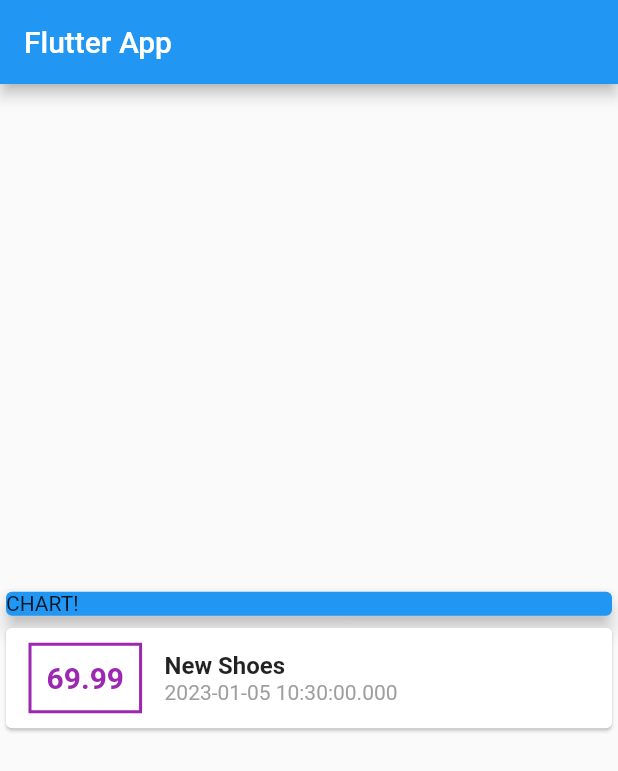
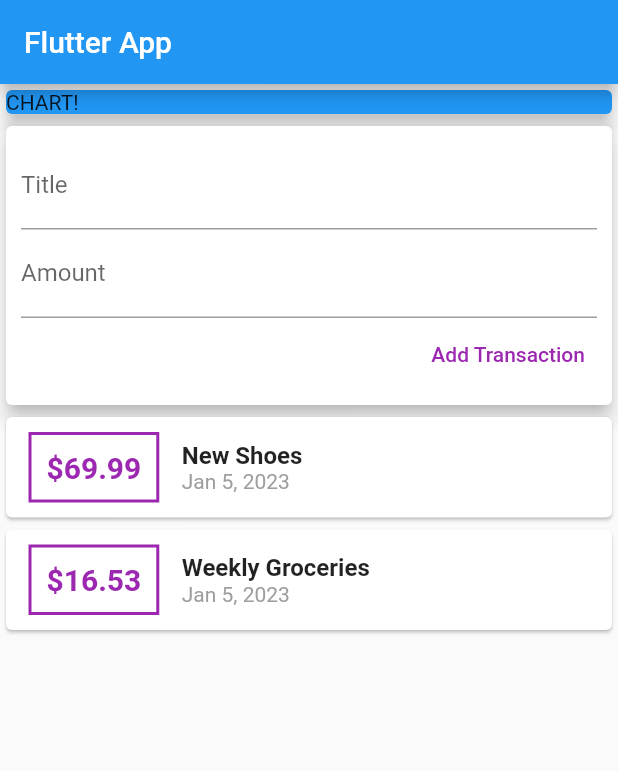
Before and after one commit to akakiev/personal-expenses-app, a Flutter app: the screen it shows after launch, on a phone screen of 412 x 824 dp. Shown: the top 771 px of the screen. Run offline on Flutter 3.47's test engine with Material 2 defaults, Android fonts, the phone set to English and light mode, and no system bars.

Commit message:
configured models and widgets folders, added text input widgets, added fetching user input functionality, splitted the app into widgets, added user transactions to the List.

```diff
--- a/lib/main.dart
+++ b/lib/main.dart
@@ -1,5 +1,5 @@
 import 'package:flutter/material.dart';
-import './transaction.dart';
+import './widgets/user_transactions.dart';
 
 void main() {
   runApp(const MyApp());
@@ -18,11 +18,9 @@ class MyApp extends StatelessWidget {
 }
 
 class MyHomePage extends StatelessWidget {
-  final List<Transaction> transactions = [
-    Transaction(
-        id: 't1', title: 'New Shoes', amount: 69.99, date: DateTime.now()),
-  ];
-
+  // final List<Transaction> transactions = [];
+  // String titleInput = '';
+  // String amountInput = '';
   @override
   Widget build(BuildContext context) {
     return Scaffold(
@@ -30,7 +28,7 @@ class MyHomePage extends StatelessWidget {
         title: Text('Flutter App'),
       ),
       body: Column(
-        mainAxisAlignment: MainAxisAlignment.center,
+        //mainAxisAlignment: MainAxisAlignment.start,
         crossAxisAlignment: CrossAxisAlignment.center,
         children: <Widget>[
           Container(
@@ -41,53 +39,7 @@ class MyHomePage extends StatelessWidget {
               elevation: 5,
             ),
           ),
-          Column(
-            children: transactions.map((tx) {
-              return Card(
-                child: Row(children: <Widget>[
-                  Container(
-                    margin: EdgeInsets.symmetric(
-                      vertical: 10,
-                      horizontal: 15,
-                    ),
-                    decoration: BoxDecoration(
-                      border: Border.all(
-                        color: Colors.purple,
-                        width: 2,
-                      ),
-                    ),
-                    padding: EdgeInsets.all(10),
-                    child: Text(
-                      tx.amount.toString(),
-                      style: TextStyle(
-                        fontWeight: FontWeight.bold,
-                        fontSize: 20,
-                        color: Colors.purple,
-                      ),
-                    ),
-                  ),
-                  Column(
-                    crossAxisAlignment: CrossAxisAlignment.start,
-                    children: <Widget>[
-                      Text(
-                        tx.title,
-                        style: TextStyle(
-                          fontWeight: FontWeight.bold,
-                          fontSize: 16,
-                        ),
-                      ),
-                      Text(
-                        tx.date.toString(),
-                        style: TextStyle(
-                          color: Colors.grey,
-                        ),
-                      ),
-                    ],
-                  ),
-                ]),
-              );
-            }).toList(),
-          ),
+          UserTransactions()
         ],
       ),
     );
--- /dev/null
+++ b/lib/widgets/new_transaction.dart
@@ -0,0 +1,46 @@
+import 'package:flutter/material.dart';
+import '../widgets/transaction_list.dart';
+
+class NewTransaction extends StatelessWidget {
+  final Function addTx;
+  final titleController = TextEditingController();
+  final amountController = TextEditingController();
+
+  NewTransaction(this.addTx);
+
+  @override
+  Widget build(BuildContext context) {
+    return Card(
+      elevation: 5,
+      child: Container(
+        padding: EdgeInsets.all(10),
+        child: Column(
+            crossAxisAlignment: CrossAxisAlignment.end,
+            children: <Widget>[
+              TextField(
+                decoration: InputDecoration(labelText: 'Title'),
+                controller: titleController,
+                // onChanged: (val) => titleInput = val,
+              ),
+              TextField(
+                decoration: InputDecoration(labelText: 'Amount'),
+                controller: amountController,
+                //  onChanged: (val) => amountInput = val,
+              ),
+              TextButton(
+                child: Text('Add Transaction'),
+                style: TextButton.styleFrom(
+                  primary: Colors.purple,
+                ),
+                onPressed: () {
+                  addTx(
+                    titleController.text,
+                    double.parse(amountController.text),
+                  );
+                },
+              ),
+            ]),
+      ),
+    );
+  }
+}
--- /dev/null
+++ b/lib/widgets/transaction_list.dart
@@ -0,0 +1,59 @@
+import 'package:flutter/material.dart';
+import '../models/transaction.dart';
+import 'package:intl/intl.dart';
+
+class TransactionList extends StatelessWidget {
+  final List<Transaction> transactions;
+  TransactionList(this.transactions);
+
+  @override
+  Widget build(BuildContext context) {
+    return Column(
+      children: transactions.map((tx) {
+        return Card(
+          child: Row(children: <Widget>[
+            Container(
+              margin: EdgeInsets.symmetric(
+                vertical: 10,
+                horizontal: 15,
+              ),
+              decoration: BoxDecoration(
+                border: Border.all(
+                  color: Colors.purple,
+                  width: 2,
+                ),
+              ),
+              padding: EdgeInsets.all(10),
+              child: Text(
+                '\$${tx.amount}',
+                style: TextStyle(
+                  fontWeight: FontWeight.bold,
+                  fontSize: 20,
+                  color: Colors.purple,
+                ),
+              ),
+            ),
+            Column(
+              crossAxisAlignment: CrossAxisAlignment.start,
+              children: <Widget>[
+                Text(
+                  tx.title,
+                  style: TextStyle(
+                    fontWeight: FontWeight.bold,
+                    fontSize: 16,
+                  ),
+                ),
+                Text(
+                  DateFormat.yMMMd().format(tx.date),
+                  style: TextStyle(
+                    color: Colors.grey,
+                  ),
+                ),
+              ],
+            ),
+          ]),
+        );
+      }).toList(),
+    );
+  }
+}
--- /dev/null
+++ b/lib/widgets/user_transactions.dart
@@ -0,0 +1,46 @@
+import 'package:flutter/material.dart';
+import '../widgets/transaction_list.dart';
+import '../widgets/new_transaction.dart';
+import '../models/transaction.dart';
+
+class UserTransactions extends StatefulWidget {
+  const UserTransactions({super.key});
+
+  @override
+  State<UserTransactions> createState() => _UserTransactionsState();
+}
+
+class _UserTransactionsState extends State<UserTransactions> {
+  final List<Transaction> _userTransactions = [
+    Transaction(
+        id: 't1', title: 'New Shoes', amount: 69.99, date: DateTime.now()),
+    Transaction(
+        id: 't2',
+        title: 'Weekly Groceries',
+        amount: 16.53,
+        date: DateTime.now()),
+  ];
+
+  void _addNewTransaction(String txTitle, double txAmount) {
+    final newTx = Transaction(
+      title: txTitle,
+      amount: txAmount,
+      date: DateTime.now(),
+      id: DateTime.now().toString(),
+    );
+
+    setState(
+      () {
+        _userTransactions.add(newTx);
+      },
+    );
+  }
+
+  @override
+  Widget build(BuildContext context) {
+    return Column(children: <Widget>[
+      NewTransaction(_addNewTransaction),
+      TransactionList(_userTransactions),
+    ]);
+  }
+}
--- a/pubspec.yaml
+++ b/pubspec.yaml
@@ -31,7 +31,7 @@ environment:
 dependencies:
   flutter:
     sdk: flutter
-
+  intl: ^0.18.0
 
   # The following adds the Cupertino Icons font to your application.
   # Use with the CupertinoIcons class for iOS style icons.
```
Also changed, not shown: lib/models/transaction.dart (renamed from lib/transaction.dart), pubspec.lock.
